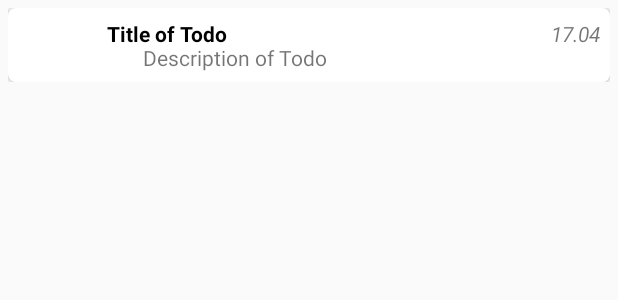
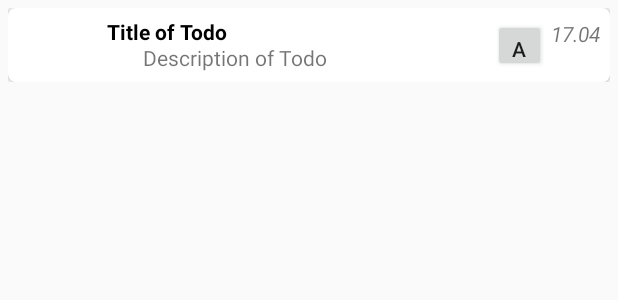
Before and after one commit to Luzkan/ToDoApp, an Android app: the layout item_todo.xml on its own in the app's theme, with its tools: preview values and no code run, on a phone screen of 412 x 824 dp. Shown: the top 300 px of the screen. Run offline under Robolectric (Android 15) with nearby library versions, the phone set to English and light mode, and no system bars.

```diff
--- a/app/build.gradle
+++ b/app/build.gradle
@@ -36,6 +36,9 @@ dependencies {
     androidTestImplementation 'com.android.support.test:runner:1.0.2'
     androidTestImplementation 'com.android.support.test.espresso:espresso-core:3.0.2'
 
+    implementation "com.android.support:support-compat:28.0.0"
+
+
     implementation "android.arch.persistence.room:runtime:1.1.1"
     kapt "android.arch.persistence.room:compiler:1.1.1"
     implementation 'com.android.support:recyclerview-v7:28.0.0'
--- a/app/src/main/AndroidManifest.xml
+++ b/app/src/main/AndroidManifest.xml
@@ -22,6 +22,7 @@
         <activity android:name="com.luzkan.todoapp.todo.AddTodoActivity">
             <!--<meta-data android:name="android.support.PARENT_ACTIVITY"/>-->
         </activity>
+        <receiver android:name=".Notifications" />
     </application>
 
 </manifest>
--- a/app/src/main/res/layout/item_todo.xml
+++ b/app/src/main/res/layout/item_todo.xml
@@ -61,8 +61,10 @@
                 android:textStyle="bold"
                 app:layout_constraintBottom_toBottomOf="parent"
                 app:layout_constraintEnd_toStartOf="@+id/date"
+                app:layout_constraintHorizontal_bias="1.0"
                 app:layout_constraintStart_toEndOf="@+id/frameLayout"
                 app:layout_constraintTop_toTopOf="parent"
+                app:layout_constraintVertical_bias="1.0"
                 tools:text="Title of Todo" />
 
             <TextView
@@ -109,6 +111,21 @@
                 app:layout_constraintTop_toBottomOf="@+id/description"
                 tools:text="22:36" />
 
+            <Button
+                android:id="@+id/alarm"
+                android:layout_width="35dp"
+                android:layout_height="35dp"
+                android:layout_marginStart="8dp"
+                android:layout_marginTop="8dp"
+                android:layout_marginEnd="42dp"
+                android:layout_marginBottom="8dp"
+                android:onClick="setAlarm"
+                android:text="A"
+                app:layout_constraintBottom_toBottomOf="parent"
+                app:layout_constraintEnd_toStartOf="@+id/date"
+                app:layout_constraintStart_toEndOf="@+id/description"
+                app:layout_constraintTop_toTopOf="parent" />
+
 
         </android.support.constraint.ConstraintLayout>
 
--- a/app/src/main/res/values/strings.xml
+++ b/app/src/main/res/values/strings.xml
@@ -19,6 +19,8 @@
     <string name="sort_priority">Priority</string>
     <string name="sort_date">Date to be done</string>
     <string name="sort_title">Title</string>
+    <string name="channel_name">test</string>
+    <string name="channel_description">anothertest</string>
     <string-array name="dialog_list">
         <item>Edit</item>
         <item>Delete</item>
```
Also changed, not shown: app/src/main/java/com/luzkan/todoapp/Notifications.kt (added, +38 -0 lines), app/src/main/java/com/luzkan/todoapp/todo/TodoActivity.kt (+68 -4 lines), app/src/main/java/com/luzkan/todoapp/todo/TodoAdapter.kt (+4 -3 lines), app/src/main/res/drawable/edit_text_round.xml (added, +8 -0 lines).
